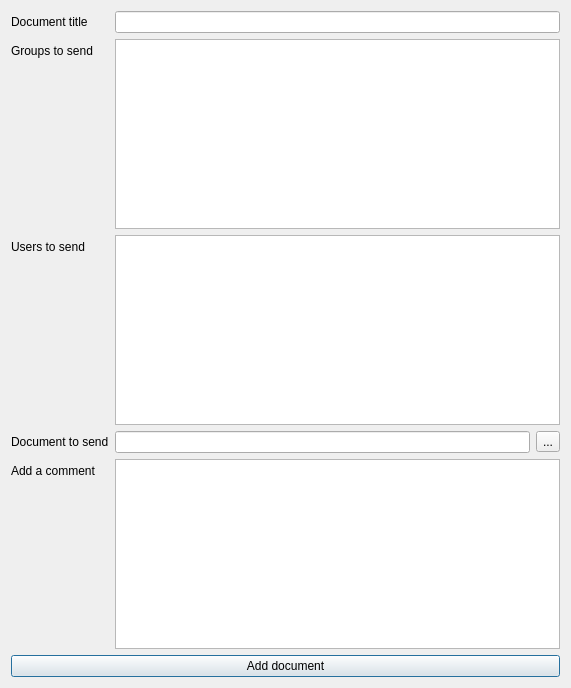
Qt form ui/frmDocumentsIBM.ui (turulomio/didyoureadme) before a commit.
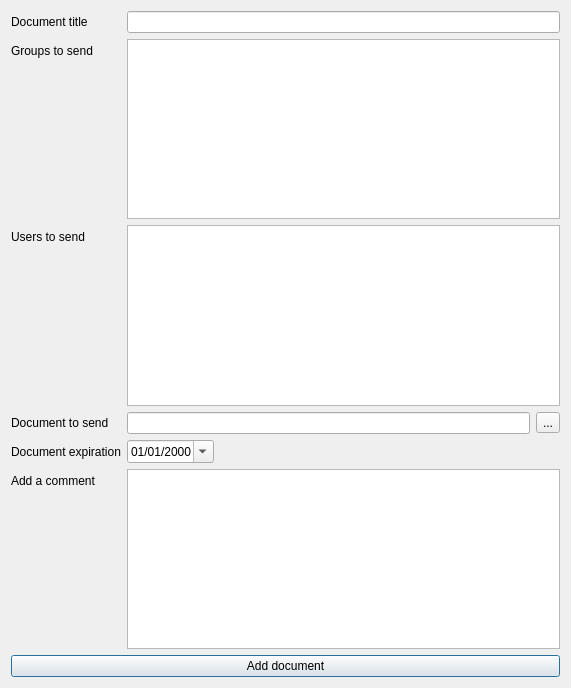
The same form after that commit. Icons and pictures are not drawn.

Commit message: Now changes expiration and corrected closed delete

```diff
--- a/ui/frmDocumentsIBM.ui
+++ b/ui/frmDocumentsIBM.ui
@@ -94,16 +94,33 @@
          </item>
         </layout>
        </item>
-       <item row="4" column="0">
+       <item row="5" column="0">
         <widget class="QLabel" name="label_5">
          <property name="text">
           <string>Add a comment</string>
          </property>
         </widget>
        </item>
-       <item row="4" column="1">
+       <item row="5" column="1">
         <widget class="QPlainTextEdit" name="txtComment"/>
        </item>
+       <item row="4" column="0">
+        <widget class="QLabel" name="label_3">
+         <property name="text">
+          <string>Document expiration</string>
+         </property>
+        </widget>
+       </item>
+       <item row="4" column="1">
+        <widget class="QDateEdit" name="teExpiration">
+         <property name="displayFormat">
+          <string>dd/MM/yyyy</string>
+         </property>
+         <property name="calendarPopup">
+          <bool>true</bool>
+         </property>
+        </widget>
+       </item>
       </layout>
      </item>
      <item>
```
Left out of the diff: 2 changed lines with no effect on the pictures. The commit also changes 8 other files.
